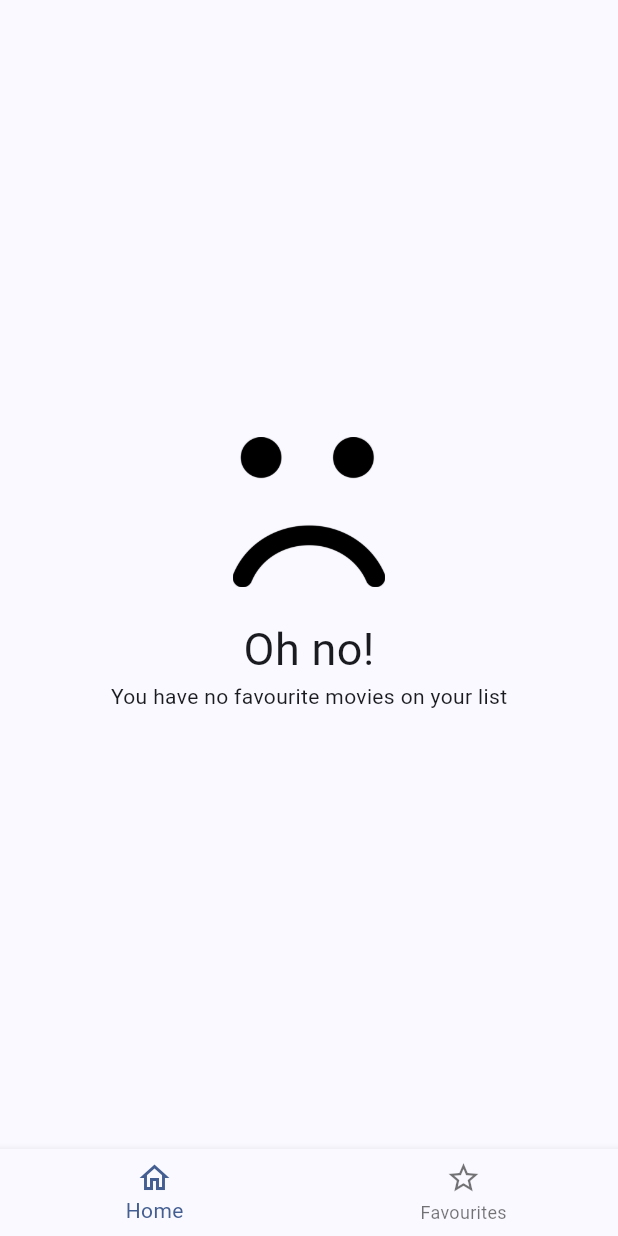
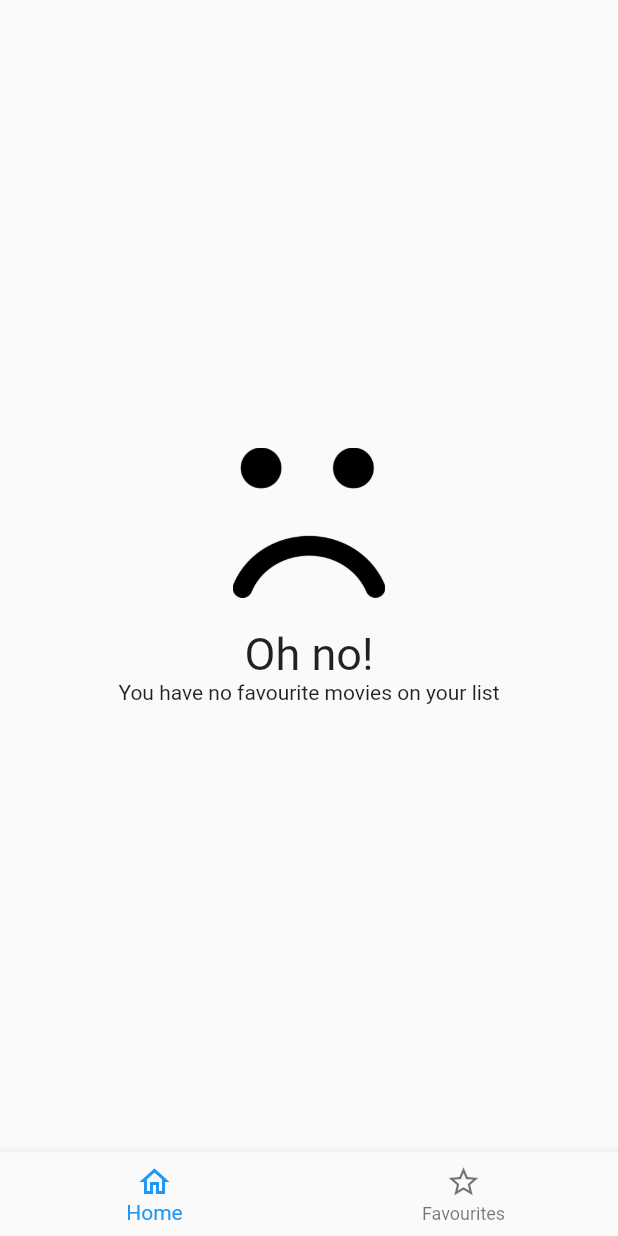
Before and after one commit to manumiguezz/FlickFramesApp, a Flutter app: the screen it shows after launch, swiped to page 3, on a phone screen of 412 x 824 dp. Run offline on Flutter 3.47's test engine with Material 2 defaults, Android fonts, the phone set to English and light mode, and no system bars; our stand-ins replace animate_do, animated_theme_switcher, card_swiper, dio, flutter_dotenv, flutter_riverpod and 2 more; accounts and stored records are empty; generated files the repository leaves out were written again; network calls fail.

Commit message:
First version almost finished, theme toggle added, drawer added, dark mode added, spaces adjusted, appbar redesigned

```diff
--- a/lib/config/theme/app_theme.dart
+++ b/lib/config/theme/app_theme.dart
@@ -1,17 +1,14 @@
-
-
-
 import 'package:flutter/material.dart';
 
 class AppTheme {
-  final lightTheme = ThemeData(
-    useMaterial3: true,
-    colorSchemeSeed: const Color(0xFF448AFF)
+  static final ThemeData lightTheme = ThemeData(
+    primaryColor: Color.fromARGB(255, 62, 25, 228),
+
+    // Add more color properties as needed
   );
 
-  final darkTheme = ThemeData(
-    useMaterial3: true,
-    brightness: Brightness.dark,
-    colorSchemeSeed: Color(0xFF98A6FF)
+  static final ThemeData darkTheme = ThemeData(
+    primaryColor: Colors.indigo,
+    // Add more color properties as needed
   );
 }
--- a/lib/infrastructure/repositories/local_storage_repository_impl.dart
+++ b/lib/infrastructure/repositories/local_storage_repository_impl.dart
@@ -5,7 +5,7 @@
 import 'package:app_cinema/domain/entities/movie.dart';
 import 'package:app_cinema/domain/repositories/local_storage_repository.dart';
 
-class LocalStorageRepositoryImpl extends LocalStorageRepository {  @override
+class LocalStorageRepositoryImpl extends LocalStorageRepository {
 
   final LocalStorageDatasource datasource;
 
--- a/lib/main.dart
+++ b/lib/main.dart
@@ -1,5 +1,6 @@
 
 import 'package:app_cinema/config/theme/app_theme.dart';
+import 'package:app_cinema/presentation/providers/theme/theme_provider.dart';
 import 'package:flutter/material.dart';
 import 'package:app_cinema/config/router/app_router.dart';
 import 'package:flutter_dotenv/flutter_dotenv.dart';
@@ -32,11 +33,17 @@
 
   @override
   Widget build(BuildContext context) {
-    return MaterialApp.router(
-      routerConfig: appRouter,
-      debugShowCheckedModeBanner: false,
-      theme: isDarkModeEnabled ? AppTheme().darkTheme : AppTheme().lightTheme,
-
+    return Consumer(
+      builder: (context, ref, _) {
+        final themeProvider = ref.watch(themeProviderNotifier);
+        return MaterialApp.router(
+          routerConfig: appRouter,
+          debugShowCheckedModeBanner: false,
+          theme: ThemeData.light(),
+          darkTheme: ThemeData.dark(),
+          themeMode: themeProvider.currentThemeMode,
+        );
+      },
     );
   }
 }
--- a/lib/presentation/screens/movies/movie_screen.dart
+++ b/lib/presentation/screens/movies/movie_screen.dart
@@ -5,6 +5,7 @@
 import 'package:app_cinema/presentation/widgets/shared/movie_rating_stars.dart';
 import 'package:flutter/material.dart';
 import 'package:flutter_riverpod/flutter_riverpod.dart';
+import 'package:app_cinema/config/helpers/human_formats.dart';
 
 import '../../../domain/entities/movie.dart';
 
@@ -146,7 +147,7 @@
 
               const SizedBox(height: 5,),
 
-              Text('vote average of\n ${movie.voteAverage}',
+              Text('vote average of\n ${HumanFormats.number(movie.voteAverage, 2)}',
                 style: TextStyle(color: Colors.amber.shade900),
                 textAlign: TextAlign.center,
                 )
@@ -194,7 +195,7 @@
       crossAxisAlignment: CrossAxisAlignment.start,
       children: [
         Container(
-          padding: EdgeInsets.only(left: 10),
+          padding: const EdgeInsets.only(left: 10),
           child: Text('Movie Cast',
           style: textStyle.titleLarge,
           textAlign: TextAlign.start,
--- a/lib/presentation/views/movies/favourites_view.dart
+++ b/lib/presentation/views/movies/favourites_view.dart
@@ -52,7 +52,7 @@
           mainAxisAlignment: MainAxisAlignment.center,
           crossAxisAlignment: CrossAxisAlignment.center,
           children: [
-            Container(
+            SizedBox(
               height: 100,
               child: Image.asset('assets/sad-face.png')
             ),
--- a/lib/presentation/widgets/movies/movie_horizontal_listview.dart
+++ b/lib/presentation/widgets/movies/movie_horizontal_listview.dart
@@ -119,7 +119,7 @@
               children: [
                 MovieIconAverage(movie: movie),
                 const SizedBox(width: 3,),
-                Text('${HumanFormats.number(movie.voteAverage, 1)}', style: textStyles.bodyMedium?.copyWith(color: Colors.yellow.shade800),),
+                Text(HumanFormats.number(movie.voteAverage, 1), style: textStyles.bodyMedium?.copyWith(color: Colors.yellow.shade800),),
                 const Spacer(),
                 Text(HumanFormats.number(movie.popularity), style: textStyles.bodySmall,)
               ],
```
Also changed, not shown: lib/presentation/providers/providers.dart (+6 -4 lines), lib/presentation/providers/theme/theme_provider.dart (added, +19 -0 lines), lib/presentation/views/movies/home_view.dart (+21 -16 lines), lib/presentation/widgets/shared/custom_drawer.dart (added, +60 -0 lines).
